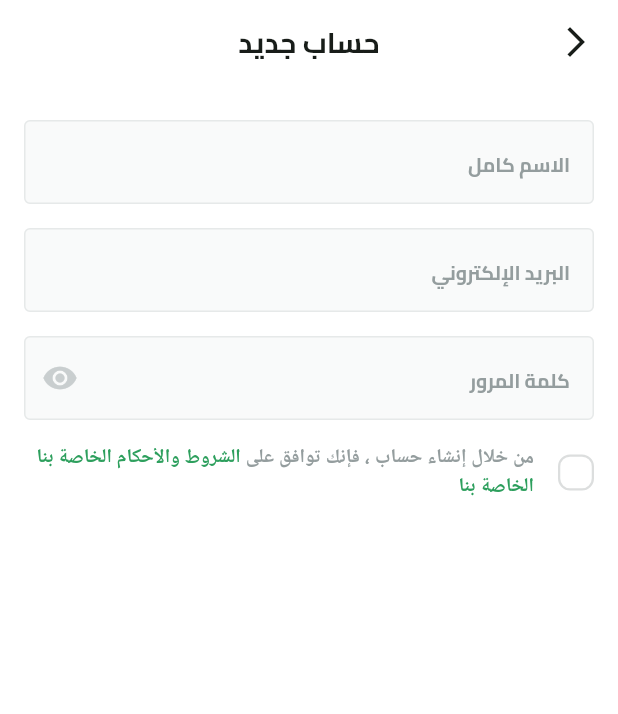
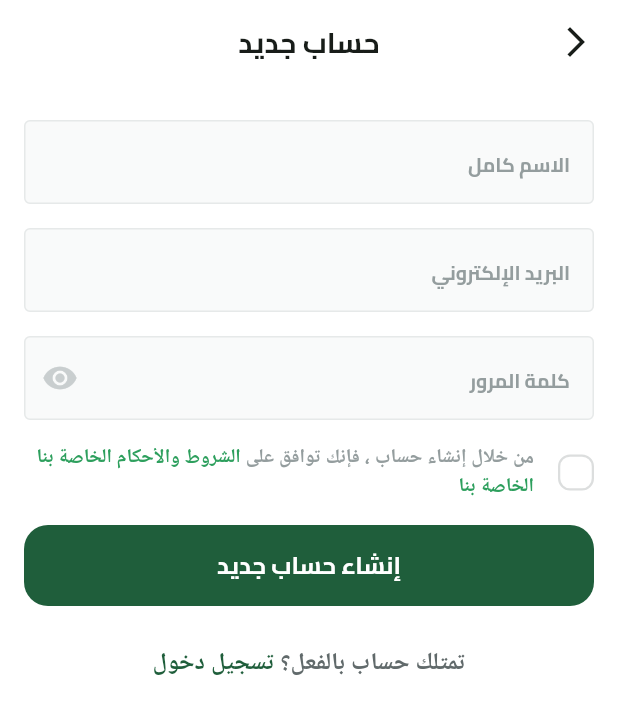
Before and after one commit to Hashem02-it/fruits_app, a Flutter app: the SignupView screen opened by its route, on a phone screen of 412 x 824 dp. Shown: the top 714 px of the screen. Run offline on Flutter 3.47's test engine with Material 3 defaults, Android fonts, the phone set to English and light mode, and no system bars; our stand-ins replace dots_indicator, firebase_core, flutter_svg, shared_preferences; accounts and stored records are empty.

```diff
--- a/lib/features/auth/presentation/views/widgets/signup_view_body.dart
+++ b/lib/features/auth/presentation/views/widgets/signup_view_body.dart
@@ -1,6 +1,8 @@
 import 'package:flutter/material.dart';
 import 'package:fruits_app/constants.dart';
+import 'package:fruits_app/widgets/custom_button.dart';
 import 'package:fruits_app/widgets/custom_textfield.dart';
+import 'package:fruits_app/widgets/havean_account.dart';
 import 'package:fruits_app/widgets/terms_and_contitions.dart';
 
 class SignupViewBody extends StatelessWidget {
@@ -8,7 +10,7 @@ class SignupViewBody extends StatelessWidget {
 
   @override
   Widget build(BuildContext context) {
-    return const SingleChildScrollView(
+    return SingleChildScrollView(
       child: Padding(
         padding: EdgeInsets.symmetric(horizontal: kHorizantalPadding),
         child: Column(
@@ -42,6 +44,14 @@ class SignupViewBody extends StatelessWidget {
               height: 16,
             ),
             TermsAndContitions(),
+            SizedBox(
+              height: 16,
+            ),
+            CustomButton(onPressed: () {}, text: 'إنشاء حساب جديد'),
+            SizedBox(
+              height: 26,
+            ),
+            HaveAccountWidget(),
           ],
         ),
       ),
--- a/lib/main.dart
+++ b/lib/main.dart
@@ -1,3 +1,4 @@
+import 'package:firebase_core/firebase_core.dart';
 import 'package:flutter/material.dart';
 import 'package:flutter_localizations/flutter_localizations.dart';
 
@@ -5,12 +6,17 @@ import 'package:fruits_app/core/helper_functions/on_generate_routes.dart';
 import 'package:fruits_app/core/services/shared_prefences_singleton.dart';
 import 'package:fruits_app/core/utils/app_colors.dart';
 import 'package:fruits_app/features/splash/presentation/views/splash_view.dart';
+import 'package:fruits_app/firebase_options.dart';
 
 import 'generated/l10n.dart';
 
 void main() async {
   WidgetsFlutterBinding.ensureInitialized();
+  await Firebase.initializeApp(
+    options: DefaultFirebaseOptions.currentPlatform,
+  );
   await Prefs.init();
+
   runApp(const FrtuitHub());
 }
 
--- /dev/null
+++ b/lib/widgets/havean_account.dart
@@ -0,0 +1,43 @@
+import 'package:flutter/gestures.dart';
+import 'package:flutter/material.dart';
+import 'package:fruits_app/core/utils/app_colors.dart';
+import 'package:fruits_app/core/utils/app_text_styles.dart';
+import 'package:fruits_app/features/auth/login_view.dart';
+import 'package:fruits_app/features/auth/presentation/views/signup_view.dart';
+
+class HaveAccountWidget extends StatelessWidget {
+  const HaveAccountWidget({
+    super.key,
+  });
+
+  @override
+  Widget build(BuildContext context) {
+    return Text.rich(
+      TextSpan(
+        children: [
+          TextSpan(
+            text: 'تمتلك حساب بالفعل؟',
+            style: TextStyles.semiBold16.copyWith(
+              color: Color(0xFF616A6B),
+            ),
+          ),
+          TextSpan(
+            text: ' ',
+            style: TextStyles.semiBold16.copyWith(
+              color: Color(0xFF616A6B),
+            ),
+          ),
+          TextSpan(
+            recognizer: TapGestureRecognizer()
+              ..onTap = () {
+                Navigator.pop(context);
+              },
+            text: 'تسجيل دخول',
+            style:
+                TextStyles.semiBold16.copyWith(color: AppColors.primaryColor),
+          ),
+        ],
+      ),
+    );
+  }
+}
--- a/pubspec.yaml
+++ b/pubspec.yaml
@@ -40,6 +40,7 @@ dependencies:
   flutter_svg: ^2.0.10+1
   dots_indicator: ^3.0.0
   shared_preferences: ^2.3.2
+  firebase_core: ^3.4.1
 
 dev_dependencies:
   flutter_test:
```
Also changed, not shown: firebase.json (added), lib/firebase_options.dart (added), pubspec.lock, 6 other files.
